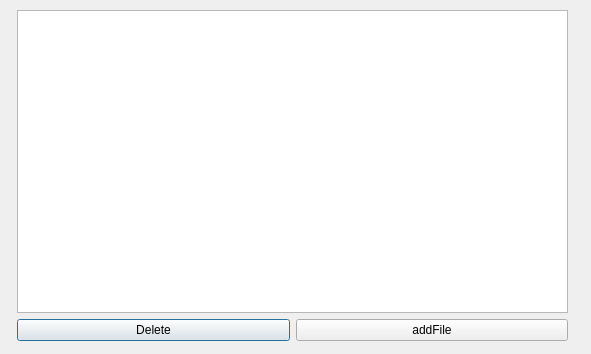
The window that progressdialog.ui (mikeTerentev/megaFinder) describes before a commit, drawn with Qt 5.
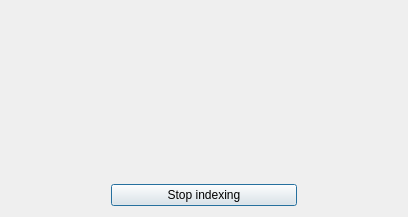
The same window after the commit.

Diff of the .ui file:
```diff
--- a/progressdialog.ui
+++ b/progressdialog.ui
@@ -6,46 +6,87 @@
    <rect>
     <x>0</x>
     <y>0</y>
-    <width>591</width>
-    <height>354</height>
+    <width>408</width>
+    <height>217</height>
    </rect>
   </property>
   <property name="windowTitle">
    <string>Dialog</string>
   </property>
-  <widget class="QWidget" name="">
-   <property name="geometry">
-    <rect>
-     <x>17</x>
-     <y>10</y>
-     <width>551</width>
-     <height>331</height>
-    </rect>
-   </property>
-   <layout class="QVBoxLayout" name="verticalLayout">
-    <item>
-     <widget class="QListWidget" name="listWidget"/>
-    </item>
-    <item>
-     <layout class="QHBoxLayout" name="horizontalLayout">
-      <item>
-       <widget class="QPushButton" name="pushButton_2">
-        <property name="text">
-         <string>Delete</string>
-        </property>
-       </widget>
-      </item>
-      <item>
-       <widget class="QPushButton" name="pushButton">
-        <property name="text">
-         <string>addFile</string>
-        </property>
-       </widget>
-      </item>
-     </layout>
-    </item>
-   </layout>
-  </widget>
+  <layout class="QGridLayout" name="gridLayout">
+   <item row="1" column="1">
+    <widget class="QLabel" name="label">
+     <property name="text">
+      <string/>
+     </property>
+    </widget>
+   </item>
+   <item row="5" column="0">
+    <spacer name="horizontalSpacer">
+     <property name="orientation">
+      <enum>Qt::Horizontal</enum>
+     </property>
+     <property name="sizeType">
+      <enum>QSizePolicy::Preferred</enum>
+     </property>
+     <property name="sizeHint" stdset="0">
+      <size>
+       <width>100</width>
+       <height>20</height>
+      </size>
+     </property>
+    </spacer>
+   </item>
+   <item row="0" column="1">
+    <spacer name="verticalSpacer">
+     <property name="orientation">
+      <enum>Qt::Vertical</enum>
+     </property>
+     <property name="sizeHint" stdset="0">
+      <size>
+       <width>20</width>
+       <height>40</height>
+      </size>
+     </property>
+    </spacer>
+   </item>
+   <item row="5" column="2">
+    <spacer name="horizontalSpacer_2">
+     <property name="orientation">
+      <enum>Qt::Horizontal</enum>
+     </property>
+     <property name="sizeType">
+      <enum>QSizePolicy::Preferred</enum>
+     </property>
+     <property name="sizeHint" stdset="0">
+      <size>
+       <width>100</width>
+       <height>20</height>
+      </size>
+     </property>
+    </spacer>
+   </item>
+   <item row="5" column="1">
+    <widget class="QPushButton" name="stopSearchButton">
+     <property name="text">
+      <string>Stop indexing</string>
+     </property>
+    </widget>
+   </item>
+   <item row="3" column="1">
+    <spacer name="verticalSpacer_2">
+     <property name="orientation">
+      <enum>Qt::Vertical</enum>
+     </property>
+     <property name="sizeHint" stdset="0">
+      <size>
+       <width>20</width>
+       <height>40</height>
+      </size>
+     </property>
+    </spacer>
+   </item>
+  </layout>
  </widget>
  <resources/>
  <connections/>
```
